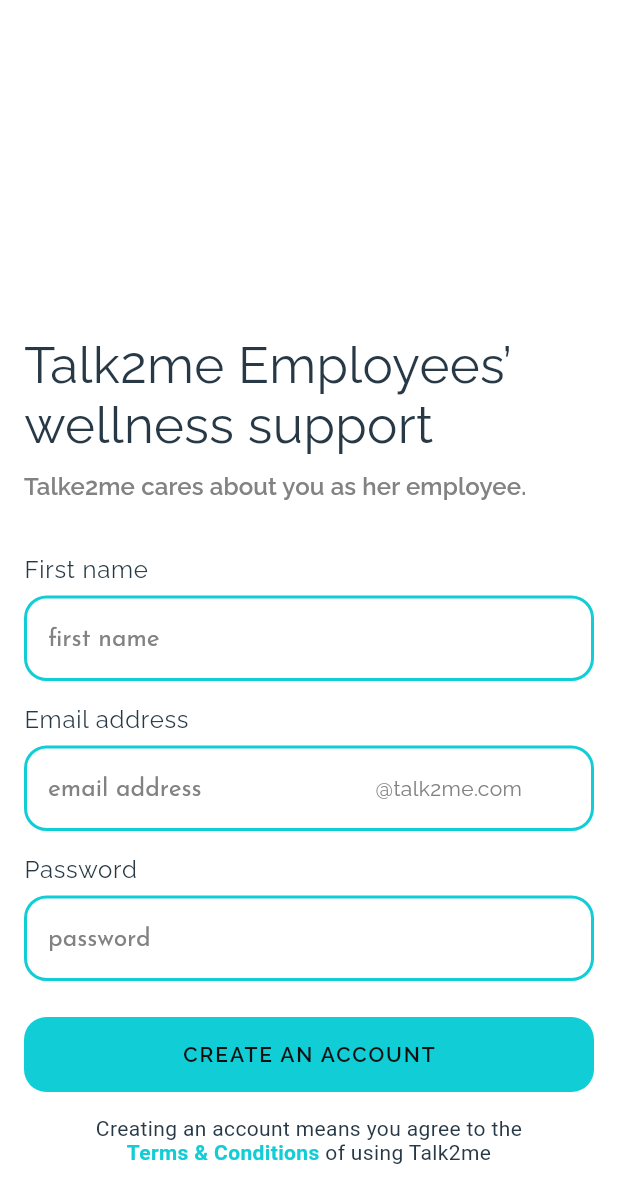
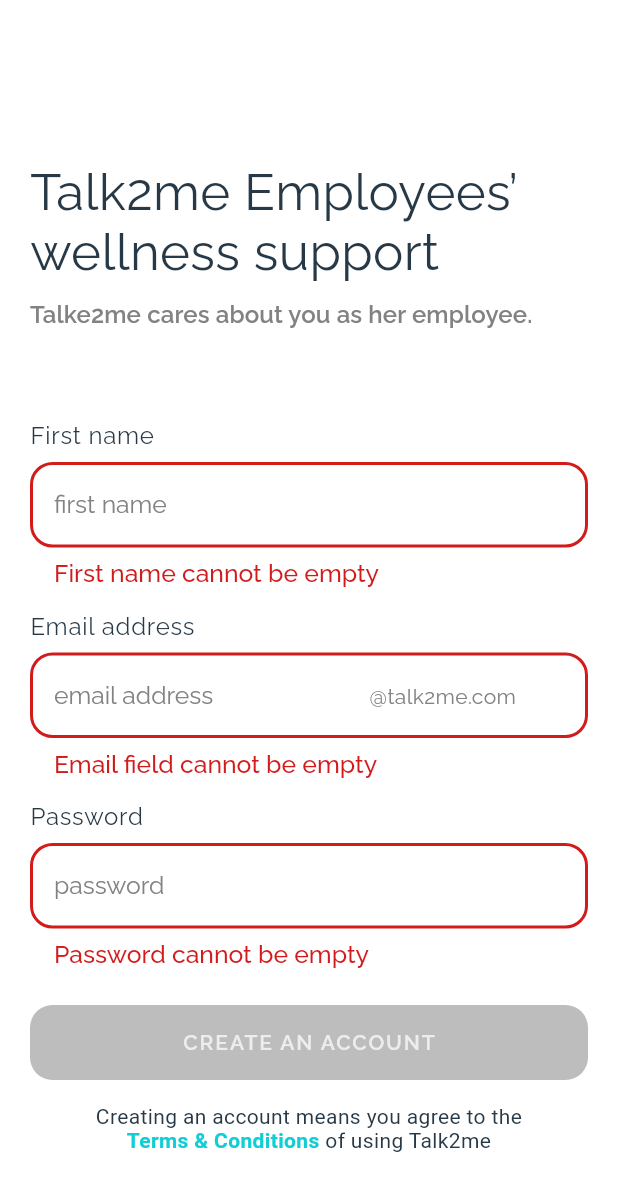
Before and after one commit to DeveloperMaleek/talk2me, a Flutter app: the EmployeeVerification screen opened by its route, after a tap on "CREATE AN ACCOUNT", on a phone screen of 412 x 824 dp. Shown: the top 1203 px of the screen. Run offline on Flutter 3.47's test engine with Material 2 defaults, Android fonts, the phone set to English and light mode, and no system bars; our stand-ins replace flutter_svg, font_awesome_flutter, get, google_fonts, google_nav_bar, step_progress_indicator; missing offline and left inert: images_picker; project files that could hold a hidden picture were left out.

Commit message:
employee verification page done

```diff
--- a/lib/src/components/inputfield.dart
+++ b/lib/src/components/inputfield.dart
@@ -70,10 +70,10 @@ class InputField extends StatelessWidget {
                     textColor: AppColors.subtitleTextLightBg)),
             contentPadding: const EdgeInsets.fromLTRB(16, 19, 16, 19),
             errorText: errorText,
-            errorStyle: GoogleFonts.josefinSans(
+            errorStyle: GoogleFonts.raleway(
                 color: AppColors.errorColor,
                 fontSize: MediaQuery.of(context).size.width * 0.04,
-                fontWeight: FontWeight.w400),
+                fontWeight: FontWeight.w500),
             focusedBorder: OutlineInputBorder(
                 borderRadius: BorderRadius.circular(15.0),
                 borderSide:
@@ -82,8 +82,15 @@ class InputField extends StatelessWidget {
                 borderRadius: BorderRadius.circular(15.0),
                 borderSide:
                     BorderSide(color: AppColors.primaryColor, width: 2)),
+            errorBorder: OutlineInputBorder(
+                borderRadius: BorderRadius.circular(15.0),
+                borderSide: BorderSide(color: AppColors.errorColor, width: 2)),
+            focusedErrorBorder: OutlineInputBorder(
+                borderRadius: BorderRadius.circular(15.0),
+                borderSide:
+                    BorderSide(color: AppColors.primaryColor, width: 2)),
             hintText: placeholder,
-            hintStyle: GoogleFonts.josefinSans(
+            hintStyle: GoogleFonts.raleway(
                 color: AppColors.subtitleTextLightBg,
                 fontSize: MediaQuery.of(context).size.width * 0.04,
                 fontWeight: FontWeight.w400),
--- a/lib/src/screens/onboarding/employee_verification.dart
+++ b/lib/src/screens/onboarding/employee_verification.dart
@@ -1,4 +1,5 @@
 import 'package:flutter/material.dart';
+import 'package:talk2me/routes.dart';
 import 'package:talk2me/src/components/buttons.dart';
 import 'package:talk2me/src/components/inputfield.dart';
 import 'package:talk2me/theme/colors.dart';
@@ -13,12 +14,21 @@ class EmployeeVerification extends StatefulWidget {
 
 class _EmployeeVerificationState extends State<EmployeeVerification> {
   bool _passwordVisible = true;
+
+  //  Text controllers declarations
   final TextEditingController _firstnameTextEditingController =
       TextEditingController();
   final TextEditingController _emailTextEditingController =
       TextEditingController();
   final TextEditingController _passwordTextEditingController =
       TextEditingController();
+
+  //  Error texts
+  bool showFirstNameError = false;
+  bool showEmailError = false;
+  bool showPasswordError = false;
+
+  bool makeButtonActive = false;
 
   void passwordVisible() {
     setState(() {
@@ -27,13 +37,62 @@ class _EmployeeVerificationState extends State<EmployeeVerification> {
   }
 
   @override
+  void initState() {
+    setState(() {
+      // Checks if first name is not empty and collapse error
+      _firstnameTextEditingController.addListener(() {
+        if (_firstnameTextEditingController.text.isNotEmpty) {
+          showFirstNameError = false;
+        } else {
+          showFirstNameError = true;
+        }
+        if (_emailTextEditingController.text.isNotEmpty &&
+            _passwordTextEditingController.text.isNotEmpty &&
+            _firstnameTextEditingController.text.isNotEmpty) {
+          makeButtonActive = true;
+        }
+      });
+
+      // Checks if email is not empty and collapse error
+      _emailTextEditingController.addListener(() {
+        if (_emailTextEditingController.text.isNotEmpty) {
+          showEmailError = false;
+        } else {
+          showEmailError = true;
+        }
+        if (_emailTextEditingController.text.isNotEmpty &&
+            _passwordTextEditingController.text.isNotEmpty &&
+            _firstnameTextEditingController.text.isNotEmpty) {
+          makeButtonActive = true;
+        }
+      });
+
+      // Checks if password is not empty and collapse error
+      _passwordTextEditingController.addListener(() {
+        if (_passwordTextEditingController.text.isNotEmpty) {
+          showPasswordError = false;
+        } else {
+          showPasswordError = true;
+        }
+        if (_emailTextEditingController.text.isNotEmpty &&
+            _passwordTextEditingController.text.isNotEmpty &&
+            _firstnameTextEditingController.text.isNotEmpty) {
+          makeButtonActive = true;
+        }
+      });
+    });
+    super.initState();
+  }
+
+  @override
   Widget build(BuildContext context) {
     return Scaffold(
         backgroundColor: AppColors.lightBackground,
         body: SingleChildScrollView(
+          padding: EdgeInsets.symmetric(horizontal: 20),
           child: Container(
               height: MediaQuery.of(context).size.height,
-              padding: const EdgeInsets.only(left: 16, right: 16, bottom: 48),
+              padding: const EdgeInsets.only(bottom: 56),
               child: Column(
                 mainAxisAlignment: MainAxisAlignment.end,
                 crossAxisAlignment: CrossAxisAlignment.center,
@@ -48,11 +107,14 @@ class _EmployeeVerificationState extends State<EmployeeVerification> {
                         text: "Talke2me cares about you as her employee.",
                         textColor: AppColors.subtitleTextLightBg),
                   ),
-                  const SizedBox(height: 36),
+                  SizedBox(height: MediaQuery.of(context).size.height * 0.075),
                   InputField(
                     label: "First name",
                     placeholder: "first name",
                     controller: _firstnameTextEditingController,
+                    errorText: showFirstNameError == true
+                        ? "First name cannot be empty"
+                        : null,
                   ),
                   const SizedBox(height: 16),
                   InputField(
@@ -60,6 +122,9 @@ class _EmployeeVerificationState extends State<EmployeeVerification> {
                     // inputType: TextInputType.emailAddress,
                     label: "Email address",
                     placeholder: "email address",
+                    errorText: showEmailError == true
+                        ? "Email field cannot be empty"
+                        : null,
                     controller: _emailTextEditingController,
                   ),
                   const SizedBox(height: 16),
@@ -67,12 +132,23 @@ class _EmployeeVerificationState extends State<EmployeeVerification> {
                     label: "Password",
                     obscureText: true,
                     placeholder: "password",
+                    errorText: showPasswordError == true
+                        ? "Password cannot be empty"
+                        : null,
                     controller: _passwordTextEditingController,
-                    onSuffixTextTap: () {},
+                    onSuffixTextTap: passwordVisible,
                   ),
                   const SizedBox(height: 24),
                   FilledButton(
-                      buttonText: "create an account", onPressed: () {}),
+                    buttonText: "create an account",
+                    onPressed: onCreateAccount,
+                    buttonColor: makeButtonActive == true
+                        ? AppColors.primaryColor
+                        : AppColors.subtitleTextDarkBg,
+                    buttonTextColor: makeButtonActive == true
+                        ? AppColors.textColorLightBg
+                        : AppColors.outlineColor,
+                  ),
                   const SizedBox(height: 16),
                   richTextSpan("Creating an account means you agree to the\n",
                       "Terms & Conditions ", "of using Talk2me")
@@ -108,4 +184,32 @@ class _EmployeeVerificationState extends State<EmployeeVerification> {
                   letterSpacing: 0.25))
         ]));
   }
+
+  void onCreateAccount() {
+    String firstName = _firstnameTextEditingController.text;
+    String email = _emailTextEditingController.text;
+    String password = _passwordTextEditingController.text;
+
+    setState(() {
+      // Checks if first name is empty and returns error
+      if (firstName.isEmpty) {
+        showFirstNameError = true;
+      }
+
+      // Checks if email is empty and returns error
+      if (email.isEmpty) {
+        showEmailError = true;
+      }
+
+      // Checks if password is empty and returns error
+      if (password.isEmpty) {
+        showPasswordError = true;
+      }
+
+      if (firstName.isNotEmpty && email.isNotEmpty && password.isNotEmpty) {
+        Navigator.pushNamedAndRemoveUntil(
+            context, accountSetup, (route) => false);
+      }
+    });
+  }
 }
```
Also changed, not shown: lib/src/screens/onboarding/join_with_org.dart (+5 -4 lines).
